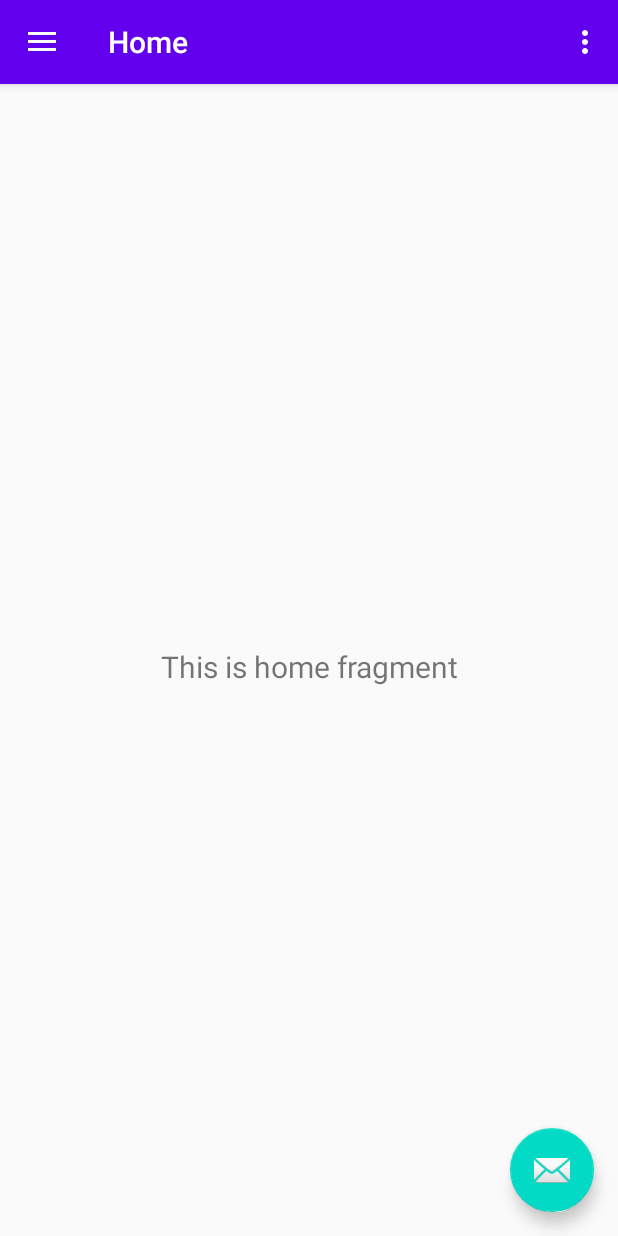
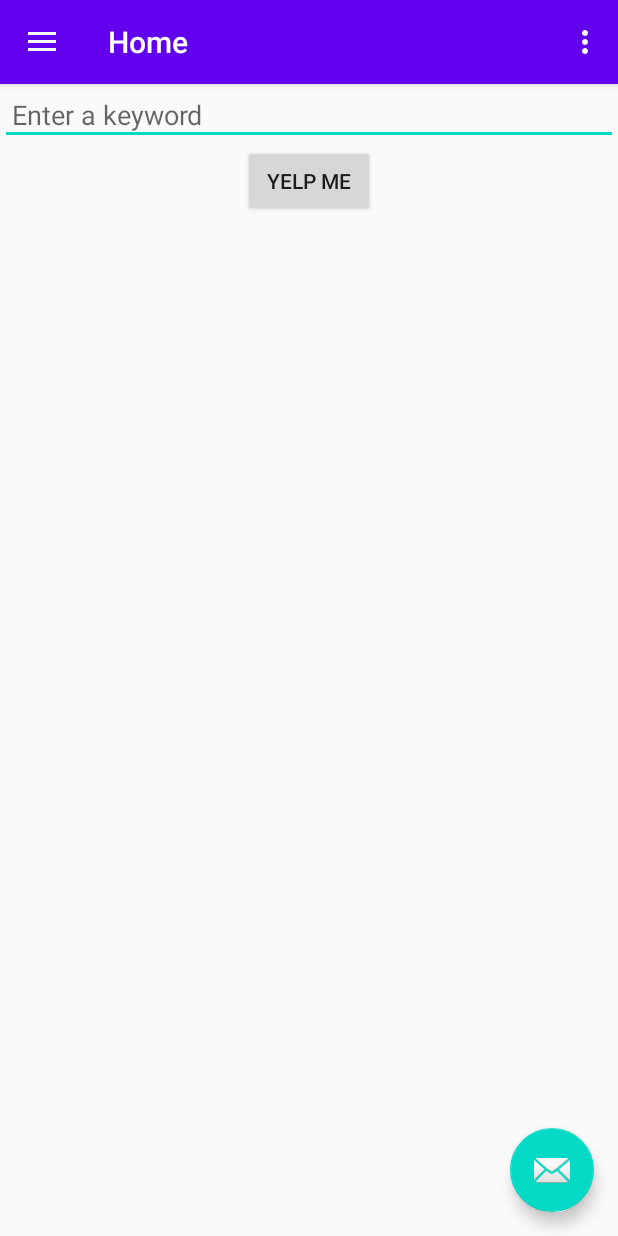
Before and after one commit to JordanNg/Foodcrate, an Android app: the screen it shows after launch (MainActivity), on a phone screen of 412 x 824 dp. Run offline under Robolectric (Android 15) with nearby library versions, the phone set to English and light mode, and no system bars; our stand-ins replace navigation-ui.

Commit message:
Yelp API can be queired and response is shown

```diff
--- a/app/build.gradle
+++ b/app/build.gradle
@@ -33,6 +33,8 @@ dependencies {
     implementation 'androidx.navigation:navigation-fragment:2.0.0'
     implementation 'androidx.navigation:navigation-ui:2.0.0'
     implementation 'androidx.lifecycle:lifecycle-extensions:2.2.0'
+    implementation 'com.squareup.okhttp3:okhttp:4.3.1'
+
     testImplementation 'junit:junit:4.12'
     androidTestImplementation 'androidx.test.ext:junit:1.1.1'
     androidTestImplementation 'androidx.test.espresso:espresso-core:3.2.0'
--- a/app/src/main/AndroidManifest.xml
+++ b/app/src/main/AndroidManifest.xml
@@ -1,6 +1,8 @@
 <?xml version="1.0" encoding="utf-8"?>
 <manifest xmlns:android="http://schemas.android.com/apk/res/android"
     package="com.example.foodcrate">
+
+    <uses-permission android:name="android.permission.INTERNET" />
 
     <application
         android:allowBackup="true"
--- a/app/src/main/java/com/example/foodcrate/MainActivity.java
+++ b/app/src/main/java/com/example/foodcrate/MainActivity.java
@@ -1,9 +1,17 @@
 package com.example.foodcrate;
 
+import android.os.AsyncTask;
 import android.os.Bundle;
+import android.util.Log;
 import android.view.View;
 import android.view.Menu;
+import android.widget.Button;
+import android.widget.EditText;
+import android.widget.ProgressBar;
+import android.widget.TextView;
 
+import com.example.foodcrate.utils.NetworkUtils;
+import com.example.foodcrate.utils.YelpUtils;
 import com.google.android.material.floatingactionbutton.FloatingActionButton;
 import com.google.android.material.snackbar.Snackbar;
 import com.google.android.material.navigation.NavigationView;
@@ -16,7 +24,14 @@ import androidx.drawerlayout.widget.DrawerLayout;
 import androidx.appcompat.app.AppCompatActivity;
 import androidx.appcompat.widget.Toolbar;
 
+import java.io.IOException;
+
 public class MainActivity extends AppCompatActivity {
+    private static final String TAG = MainActivity.class.getSimpleName();
+
+    private TextView mResponseTV;
+    private EditText mSearchTV;
+    private ProgressBar mLoadingIndicatorPB;
 
     private AppBarConfiguration mAppBarConfiguration;
 
@@ -45,6 +60,25 @@ public class MainActivity extends AppCompatActivity {
         NavController navController = Navigation.findNavController(this, R.id.nav_host_fragment);
         NavigationUI.setupActionBarWithNavController(this, navController, mAppBarConfiguration);
         NavigationUI.setupWithNavController(navigationView, navController);
+
+        Button button = findViewById(R.id.button_query);
+        mLoadingIndicatorPB = findViewById(R.id.pb_loading_indicator);
+        mResponseTV = findViewById(R.id.tv_yelp_response);
+
+        button.setOnClickListener(new View.OnClickListener() {
+            @Override
+            public void onClick(View v) {
+                mSearchTV = findViewById(R.id.et_keyword_search);
+                String sample = String.valueOf(mSearchTV.getText());
+                executeYelpQuery(sample);
+            }
+        });
+    }
+
+    private void executeYelpQuery(String query) {
+        String url = YelpUtils.buildYelpQuery(query);
+        Log.d(TAG, "querying search URL: " + url);
+        new YelpQueryAsyncTask().execute(url);
     }
 
     @Override
@@ -60,4 +94,32 @@ public class MainActivity extends AppCompatActivity {
         return NavigationUI.navigateUp(navController, mAppBarConfiguration)
                 || super.onSupportNavigateUp();
     }
+
+    public class YelpQueryAsyncTask extends AsyncTask<String, Void, String> {
+
+        @Override
+        protected void onPreExecute() {
+            super.onPreExecute();
+            mLoadingIndicatorPB.setVisibility(View.VISIBLE);
+        }
+
+        @Override
+        protected String doInBackground(String... strings) {
+            String url = strings[0];
+            String searchResults = null;
+            try {
+                searchResults = NetworkUtils.doHttpGet(url);
+            } catch (IOException e) {
+                e.printStackTrace();
+            }
+            return searchResults;
+        }
+
+        @Override
+        protected void onPostExecute(String s) {
+            super.onPostExecute(s);
+            mLoadingIndicatorPB.setVisibility(View.INVISIBLE);
+            mResponseTV.setText(s);
+        }
+    }
 }
--- /dev/null
+++ b/app/src/main/java/com/example/foodcrate/data/YelpQueryAsyncTask.java
@@ -0,0 +1,4 @@
+package com.example.foodcrate.data;
+
+public class YelpQueryAsyncTask {
+}
--- a/app/src/main/java/com/example/foodcrate/ui/home/HomeViewModel.java
+++ b/app/src/main/java/com/example/foodcrate/ui/home/HomeViewModel.java
@@ -10,10 +10,10 @@ public class HomeViewModel extends ViewModel {
 
     public HomeViewModel() {
         mText = new MutableLiveData<>();
-        mText.setValue("This is home fragment");
+        mText.setValue("");
     }
 
     public LiveData<String> getText() {
         return mText;
     }
-}
+}z
--- a/app/src/main/res/layout/content_main.xml
+++ b/app/src/main/res/layout/content_main.xml
@@ -17,4 +17,47 @@
         app:layout_constraintRight_toRightOf="parent"
         app:layout_constraintTop_toTopOf="parent"
         app:navGraph="@navigation/mobile_navigation" />
+
+    <LinearLayout
+        android:layout_width="match_parent"
+        android:layout_height="match_parent"
+        android:orientation="vertical">
+        <ProgressBar
+            android:id="@+id/pb_loading_indicator"
+            android:layout_width="72dp"
+            android:layout_height="72dp"
+            android:layout_gravity="top|center_horizontal"
+            android:layout_marginTop="100dp"
+            android:visibility="invisible">
+        </ProgressBar>
+    </LinearLayout>
+
+    <LinearLayout
+        android:layout_width="match_parent"
+        android:layout_height="match_parent"
+        android:orientation="vertical">
+
+        <EditText
+            android:id="@+id/et_keyword_search"
+            android:layout_width="match_parent"
+            android:layout_height="wrap_content"
+            android:padding="8dp"
+            android:hint="Enter a keyword"/>
+
+        <Button
+            android:id="@+id/button_query"
+            android:layout_width="wrap_content"
+            android:layout_height="wrap_content"
+            android:layout_gravity="top|center_horizontal"
+            android:padding="8dp"
+            android:text="YELP ME"/>
+
+        <TextView
+            android:id="@+id/tv_yelp_response"
+            android:layout_width="match_parent"
+            android:layout_height="match_parent" />
+
+    </LinearLayout>
+
+
 </androidx.constraintlayout.widget.ConstraintLayout>
```
Also changed, not shown: app/src/main/java/com/example/foodcrate/data/YelpItem.java (added, +7 -0 lines), app/src/main/java/com/example/foodcrate/utils/NetworkUtils.java (added, +23 -0 lines), app/src/main/java/com/example/foodcrate/utils/YelpUtils.java (added, +25 -0 lines).
